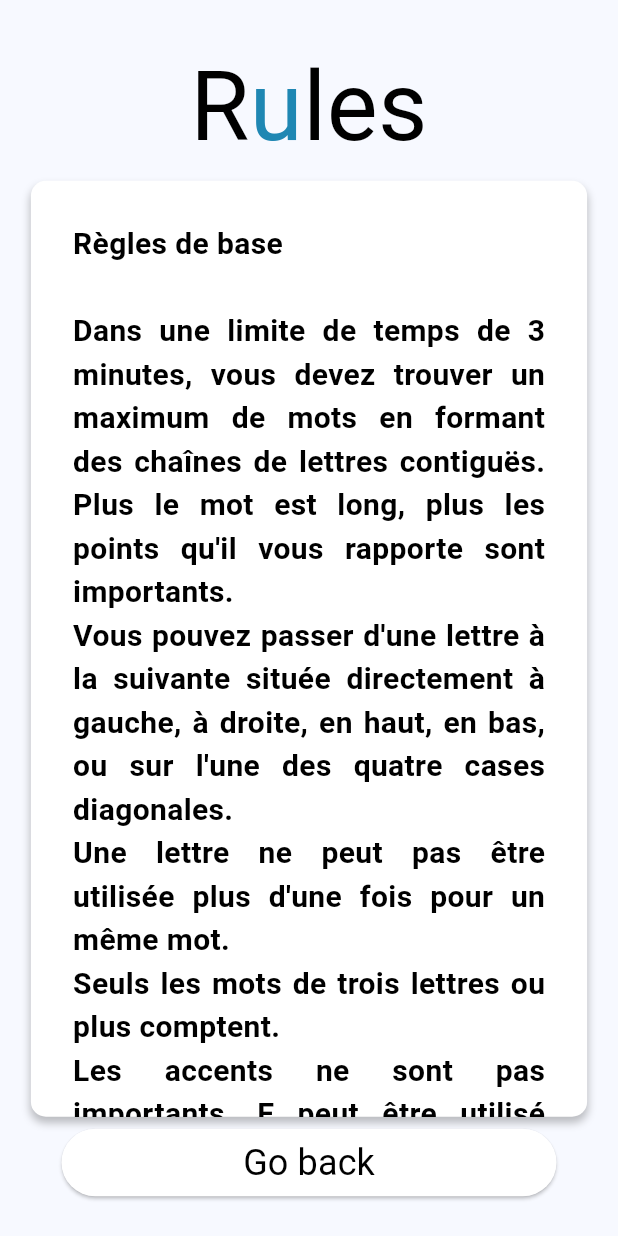
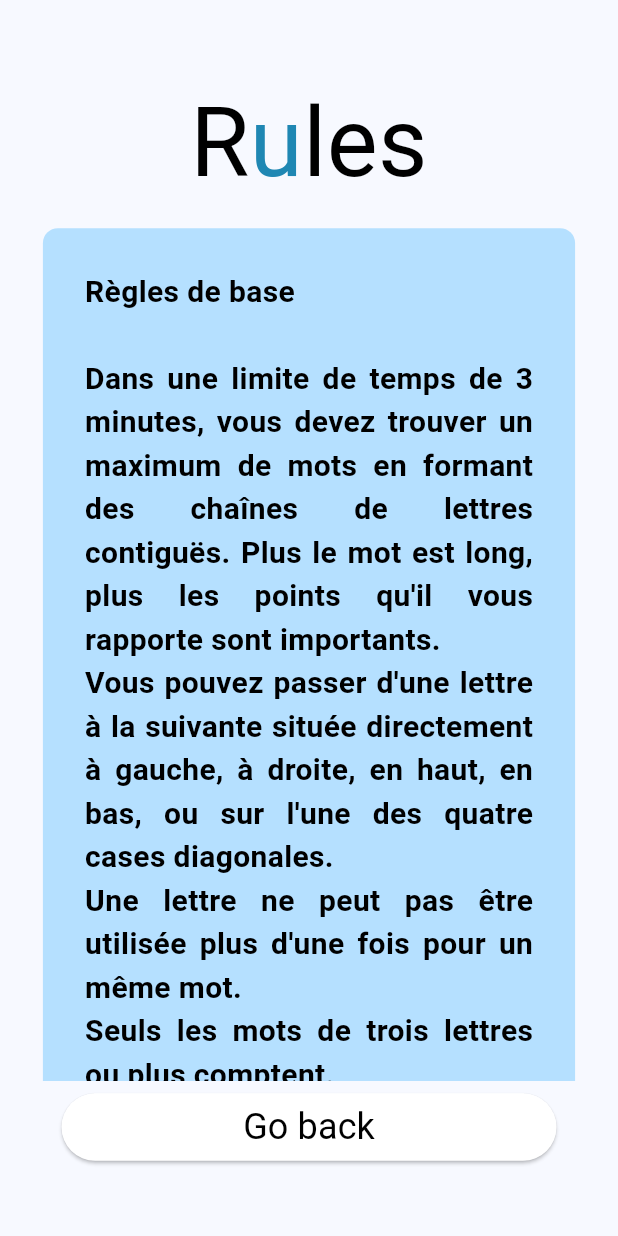
Before and after one commit to Akkuun/TER_L3_2023_Boggle_Mobile, a Flutter app: the screen it shows after launch, after a tap on "read", on a phone screen of 412 x 824 dp. Run offline on Flutter 3.47's test engine with Material 3 defaults, Android fonts, the phone set to English and light mode, and no system bars; our stand-ins replace cloud_firestore, cloud_functions, firebase_auth, firebase_core, firebase_database, sensors_plus and 1 more; missing offline and left inert: binary, haptic_feedback; accounts and stored records are empty; Roboto replaces fonts that are missing (IBM Plex Sans, Jua).

Commit message:
Refactor rulepage.dart to use BoxDecoration and ListView

```diff
--- a/app/lib/pages/rulepage.dart
+++ b/app/lib/pages/rulepage.dart
@@ -44,25 +44,20 @@ class _RulesInstruction extends StatelessWidget {
   @override
   Widget build(BuildContext context) {
     return Container(
-      decoration: ShapeDecoration(
-        color: Colors.white,
-        shape: RoundedRectangleBorder(
+      decoration: BoxDecoration(
         borderRadius: BorderRadius.circular(10),
       ),
-        shadows: const [
-          BoxShadow(
-            color: Color(0x3F000000),
-            blurRadius: 4,
-            offset: Offset(0, 4),
-            spreadRadius: 0,
-          )
-        ],
-      ),
       width: MediaQuery.of(context).size.width * 0.9,
-      height: MediaQuery.of(context).size.height - 200,
-      child: SingleChildScrollView(
+      height: MediaQuery.of(context).size.height * 0.7,
+      child: ListView(children: [
+        Padding(
+          padding: const EdgeInsets.all(8.0),
           child: Container(
             padding: const EdgeInsets.all(20),
+            decoration: BoxDecoration(
+              color: const Color.fromARGB(255, 181, 224, 255),
+              borderRadius: BorderRadius.circular(10),
+            ),
             child: const Padding(
               padding: EdgeInsets.all(8.0),
               child: Text.rich(
@@ -76,6 +71,26 @@ class _RulesInstruction extends StatelessWidget {
                         text:
                             'Une lettre ne peut pas être utilisée plus d\'une fois pour un même mot.\nSeuls les mots de trois lettres ou plus comptent.\nLes accents ne sont pas importants. E peut être utilisé comme E, E, E, etc.\n',
                         style: textStyleIBM),
+                  ],
+                ),
+                textAlign: TextAlign.justify,
+              ),
+            ),
+          ),
+        ),
+        Padding(
+          padding: const EdgeInsets.all(8.0),
+          child: Container(
+            padding: const EdgeInsets.all(20),
+            decoration: BoxDecoration(
+              color: const Color.fromARGB(255, 181, 224, 255),
+              borderRadius: BorderRadius.circular(10),
+            ),
+            child: const Padding(
+              padding: EdgeInsets.all(8.0),
+              child: Text.rich(
+                TextSpan(
+                  children: [
                     TextSpan(
                         text:
                             '\nDécompte des points\nLe décompte des points s\'effectue après que le temps de jeu de 3 minutes se soit écoulé. Chacun des mots que vous avez trouvés vous rapporte des points, selon le barème suivant:',
@@ -87,6 +102,7 @@ class _RulesInstruction extends StatelessWidget {
             ),
           ),
         ),
+      ]),
     );
   }
 }
```
Lines whose indentation alone changed are shown as unchanged.
